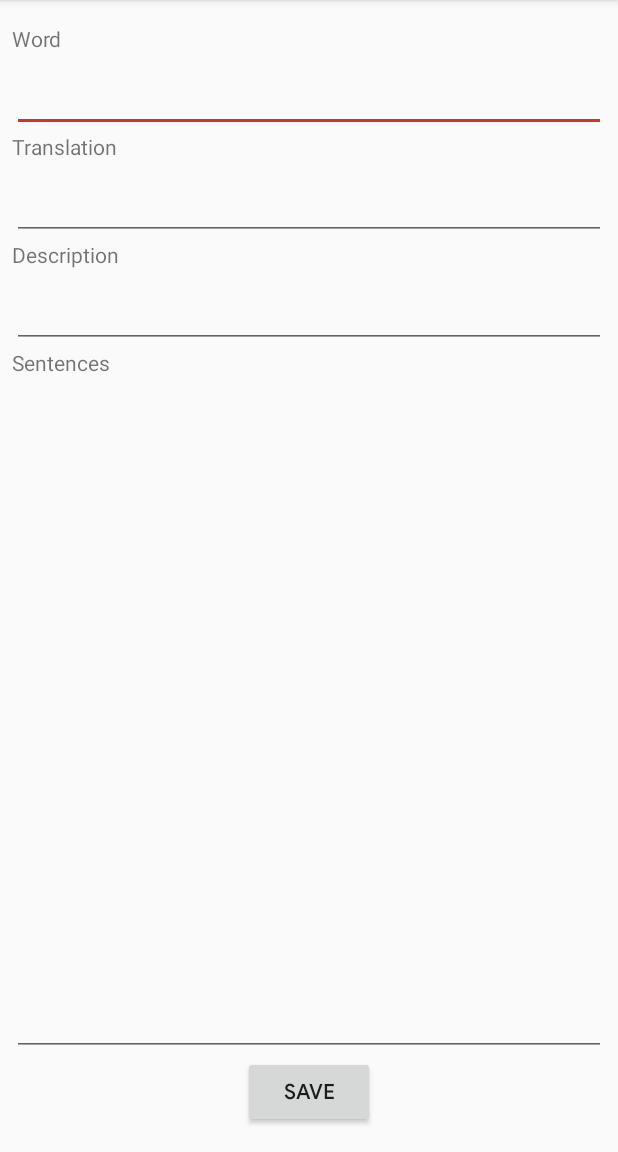
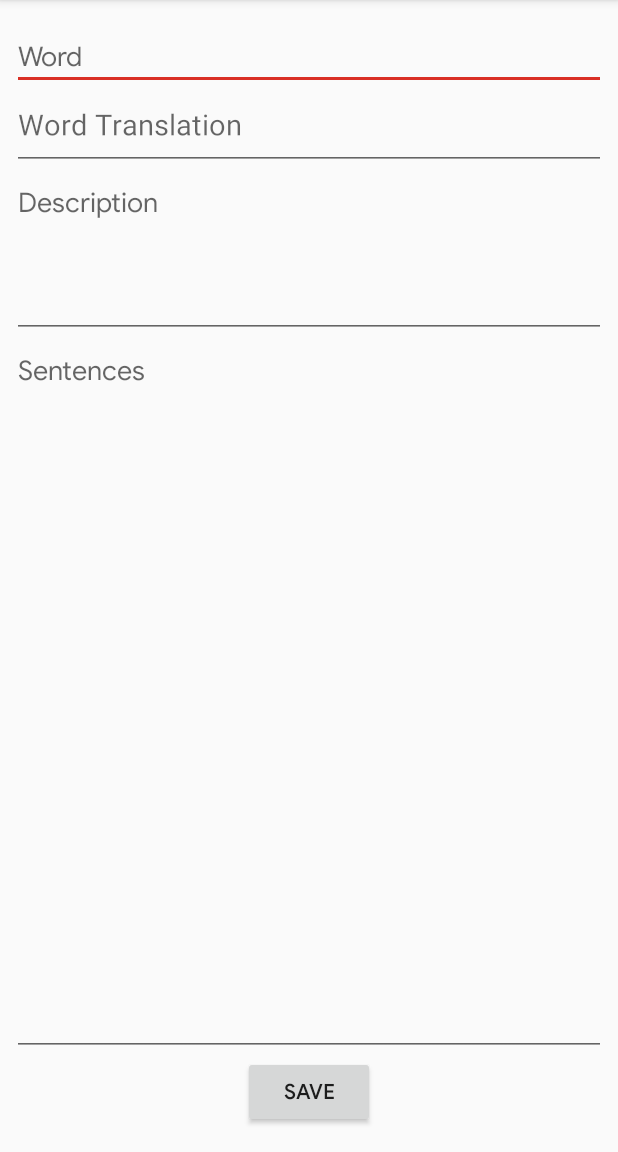
Before and after one commit to hadinahavandi/wordbox, an Android app: the ManageActivity screen opened directly, with no data from a screen before it, on a phone screen of 412 x 824 dp, the part 84-1236 px from its top. Run offline under Robolectric (Android 15) with nearby library versions, the phone set to English and light mode, and no system bars; libraries missing offline, so code that uses them is left out: com.activeandroid, com.activeandroid.query.

Commit message:
Added EngToEng And EngToFa Dictionaries. Added Parameter. Changed DBTools. added InitialDB.db added importFromAssetes to DBTools. Disabled -WAL file making. made description field multiline in manage activity.

```diff
--- a/app/src/main/AndroidManifest.xml
+++ b/app/src/main/AndroidManifest.xml
@@ -23,13 +23,13 @@
             android:value="1" />
         <meta-data
             android:name="AA_MODELS"
-            android:value="ir.sweetsoft.wordbox.wordbox.Model.Word,ir.sweetsoft.wordbox.wordbox.Model.User,ir.sweetsoft.wordbox.wordbox.Model.Box" />
+            android:value="ir.sweetsoft.wordbox.wordbox.Model.Word,ir.sweetsoft.wordbox.wordbox.Model.User,ir.sweetsoft.wordbox.wordbox.Model.Box,ir.sweetsoft.wordbox.wordbox.Model.Parameter,ir.sweetsoft.wordbox.wordbox.Model.EngToFa,ir.sweetsoft.wordbox.wordbox.Model.EngToEng" />
 
         <provider
             android:name="com.activeandroid.content.ContentProvider"
             android:authorities="ir.sweetsoft.wordbox.wordbox"
             android:enabled="true"
-            android:exported="false"></provider>
+            android:exported="false"/>
 
         <activity
             android:name=".MainActivity"
--- a/app/src/main/java/ir/sweetsoft/wordbox/wordbox/App.java
+++ b/app/src/main/java/ir/sweetsoft/wordbox/wordbox/App.java
@@ -1,6 +1,7 @@
 package ir.sweetsoft.wordbox.wordbox;
 
 import android.content.Context;
+import android.database.sqlite.SQLiteDatabase;
 import android.support.multidex.MultiDexApplication;
 import android.support.v4.app.ActivityCompat;
 
@@ -15,6 +16,7 @@ public class App extends MultiDexApplication {
     public void onCreate() {
         super.onCreate();
             ActiveAndroid.initialize(this);
+            ActiveAndroid.getDatabase().disableWriteAheadLogging();
     }
     @Override
     protected void attachBaseContext(Context base) {
--- a/app/src/main/java/ir/sweetsoft/wordbox/wordbox/ManageActivity.java
+++ b/app/src/main/java/ir/sweetsoft/wordbox/wordbox/ManageActivity.java
@@ -2,10 +2,12 @@ package ir.sweetsoft.wordbox.wordbox;
 
 import android.content.DialogInterface;
 import android.content.Intent;
+import android.os.Build;
 import android.support.v7.app.AlertDialog;
 import android.support.v7.app.AppCompatActivity;
 import android.os.Bundle;
 import android.util.Log;
+import android.util.TypedValue;
 import android.view.View;
 import android.widget.Button;
 import android.widget.EditText;
@@ -13,7 +15,11 @@ import android.widget.EditText;
 import com.activeandroid.query.Select;
 
 
+import java.util.List;
+
 import common.SweetFonts;
+import ir.sweetsoft.wordbox.wordbox.Model.EngToEng;
+import ir.sweetsoft.wordbox.wordbox.Model.EngToFa;
 import ir.sweetsoft.wordbox.wordbox.Model.Word;
 
 public class ManageActivity extends BaseWordBoxActivity {
@@ -103,13 +109,69 @@ public class ManageActivity extends BaseWordBoxActivity {
         btnSave=(Button)findViewById(R.id.btnSave);
         btnDelete=(Button)findViewById(R.id.btnDelete);
         btnRestart=(Button)findViewById(R.id.btnRestart);
-        txtWord.setTypeface(SweetFonts.getFont(ManageActivity.this,SweetFonts.IRANSans));
+        txtWord.setTypeface(SweetFonts.getFont(ManageActivity.this,SweetFonts.GOOGLESansRegular));
         txtTranslation.setTypeface(SweetFonts.getFont(ManageActivity.this,SweetFonts.IRANSans));
-        txtDescription.setTypeface(SweetFonts.getFont(ManageActivity.this,SweetFonts.IRANSans));
+        txtDescription.setTypeface(SweetFonts.getFont(ManageActivity.this,SweetFonts.GOOGLESansRegular));
+
+//        txtWord.setTextSize(TypedValue.COMPLEX_UNIT_SP, 14);
+//        txtTranslation.setTextSize(TypedValue.COMPLEX_UNIT_SP, 14);
+//        txtDescription.setTextSize(TypedValue.COMPLEX_UNIT_SP, 14);
+//        txtSentence.setTextSize(TypedValue.COMPLEX_UNIT_SP, 14);
         txtSentence.setTypeface(SweetFonts.getFont(ManageActivity.this,SweetFonts.GOOGLESansRegular));
         btnSave.setTypeface(SweetFonts.getFont(ManageActivity.this,SweetFonts.GOOGLESansMedium));
         btnDelete.setTypeface(SweetFonts.getFont(ManageActivity.this,SweetFonts.GOOGLESansMedium));
         btnRestart.setTypeface(SweetFonts.getFont(ManageActivity.this,SweetFonts.GOOGLESansMedium));
+        txtTranslation.setOnFocusChangeListener(new View.OnFocusChangeListener() {
+            @Override
+            public void onFocusChange(View v, boolean hasFocus) {
+                if(txtTranslation.isFocused())
+                    if(txtWord.getText().toString().trim().length()!=0)
+                        if(txtTranslation.getText().toString().trim().length()==0)
+                        {
+                            Log.d("loading","The Translation");
+                            List<EngToFa> translations=new Select().from(EngToFa.class).where("en='"+txtWord.getText().toString().toLowerCase().trim()+"'").execute();
+                            if(translations!=null && translations.size()>0)
+                            {
+//                                if (android.os.Build.VERSION.SDK_INT >= Build.VERSION_CODES.O) {
+//                                    txtTranslation.setAutofillHints(translations.get(0).Persian);
+//                                }
+//                                else
+//                                {
+//                                    txtTranslation.setText(translations.get(0).Persian);
+//                                }
+
+                                txtTranslation.setText(translations.get(0).Persian);
+                            }
+                            else
+                            {
+                                Log.e("Translation","No TranslationFound");
+                            }
+                        }
+            }
+        });
+        txtDescription.setOnFocusChangeListener(new View.OnFocusChangeListener() {
+            @Override
+            public void onFocusChange(View v, boolean hasFocus) {
+                if(txtDescription.isFocused())
+                    if(txtWord.getText().toString().trim().length()!=0)
+                        if(txtDescription.getText().toString().trim().length()==0)
+                        {
+                            Log.d("loading","The Description");
+                            List<EngToEng> Description=new Select().from(EngToEng.class).where("word='"+txtWord.getText().toString().toLowerCase().trim()+"'").execute();
+                            if(Description!=null && Description.size()>0)
+                            {
+
+                                txtDescription.setText(txtDescription.getText().toString()+Description.get(0).Definition);
+//                                for(EngToEng Eng:Description)
+//                                    txtDescription.setText(txtDescription.getText().toString()+"\r\n"+Eng.Definition);
+                            }
+                            else
+                            {
+                                Log.e("Description","No DescriptionFound");
+                            }
+                        }
+            }
+        });
         if(wordID>0)
         {
             w=new Select().from(Word.class).where("Id="+String.valueOf(wordID)).executeSingle();
--- a/app/src/main/res/layout/activity_manage.xml
+++ b/app/src/main/res/layout/activity_manage.xml
@@ -18,18 +18,21 @@
         android:layout_alignParentLeft="true"
         android:layout_alignParentStart="true"
         android:id="@+id/textView3"
+        android:visibility="gone"
         android:layout_alignParentRight="true"
         android:layout_alignParentEnd="true" />
 
     <EditText
         android:layout_width="wrap_content"
         android:layout_height="wrap_content"
-        android:inputType="textPersonName"
+        android:inputType="textAutoCorrect"
         android:ems="10"
         android:layout_below="@+id/textView3"
         android:layout_alignParentLeft="true"
         android:layout_alignParentStart="true"
         android:id="@+id/txtWord"
+        android:hint="Word"
+        android:tooltipText="Word"
         android:layout_alignParentRight="true"
         android:layout_alignParentEnd="true" />
 
@@ -39,15 +42,18 @@
         android:layout_height="wrap_content"
         android:layout_below="@+id/txtWord"
         android:layout_alignParentLeft="true"
+        android:visibility="gone"
         android:layout_alignParentStart="true"
         android:id="@+id/textView4" />
 
     <EditText
         android:layout_width="wrap_content"
         android:layout_height="wrap_content"
-        android:inputType="textPersonName"
+        android:inputType="text"
         android:ems="10"
         android:id="@+id/txtTranslation"
+        android:hint="Word Translation"
+        android:tooltipText="Word Translation"
         android:layout_below="@+id/textView4"
         android:layout_alignParentLeft="true"
         android:layout_alignParentStart="true"
@@ -60,20 +66,25 @@
         android:layout_height="wrap_content"
         android:id="@+id/textView5"
         android:layout_below="@+id/txtTranslation"
+        android:visibility="gone"
         android:layout_alignParentLeft="true"
         android:layout_alignParentStart="true" />
 
     <EditText
         android:layout_width="wrap_content"
         android:layout_height="wrap_content"
-        android:inputType="textPersonName"
-        android:ems="10"
+        android:inputType="textMultiLine"
+        android:ems="4"
+        android:lines="4"
+        android:hint="Description"
+        android:tooltipText="A description about this word"
         android:layout_below="@+id/textView5"
         android:layout_alignParentLeft="true"
         android:layout_alignParentStart="true"
         android:id="@+id/txtDescription"
         android:layout_alignParentRight="true"
-        android:layout_alignParentEnd="true" />
+        android:layout_alignParentEnd="true"
+        android:gravity="top|left" />
 
     <TextView
         android:text="Sentences"
@@ -82,6 +93,7 @@
         android:layout_below="@+id/txtDescription"
         android:layout_alignParentLeft="true"
         android:layout_alignParentStart="true"
+        android:visibility="gone"
         android:id="@+id/textView6" />
 
     <Button
@@ -114,10 +126,13 @@
         android:inputType="textMultiLine"
         android:ems="10"
         android:id="@+id/txtSentence"
+        android:hint="Sentences"
+        android:tooltipText="some sentences about this word"
         android:layout_below="@+id/textView6"
         android:layout_alignParentLeft="true"
         android:layout_alignParentStart="true"
         android:layout_alignParentRight="true"
         android:layout_alignParentEnd="true"
-        android:layout_above="@+id/btnSave" />
+        android:layout_above="@+id/btnSave"
+        android:gravity="top|left"/>
 </RelativeLayout>
```
Also changed, not shown: app/src/main/java/common/SweetDate.java (+45 -0 lines), app/src/main/java/ir/sweetsoft/wordbox/wordbox/DBTools.java (+78 -47 lines), app/src/main/java/ir/sweetsoft/wordbox/wordbox/MainActivity.java (+11 -1 lines), app/src/main/java/ir/sweetsoft/wordbox/wordbox/Model/EngToEng.java (added, +23 -0 lines), app/src/main/java/ir/sweetsoft/wordbox/wordbox/Model/EngToFa.java (added, +21 -0 lines), app/src/main/java/ir/sweetsoft/wordbox/wordbox/Model/Parameter.java (added, +21 -0 lines), app/src/main/java/ir/sweetsoft/wordbox/wordbox/PlaceholderFragment.java (+11 -0 lines), app/src/main/java/ir/sweetsoft/wordbox/wordbox/SplashActivity.java (+15 -0 lines), 1 other file.
